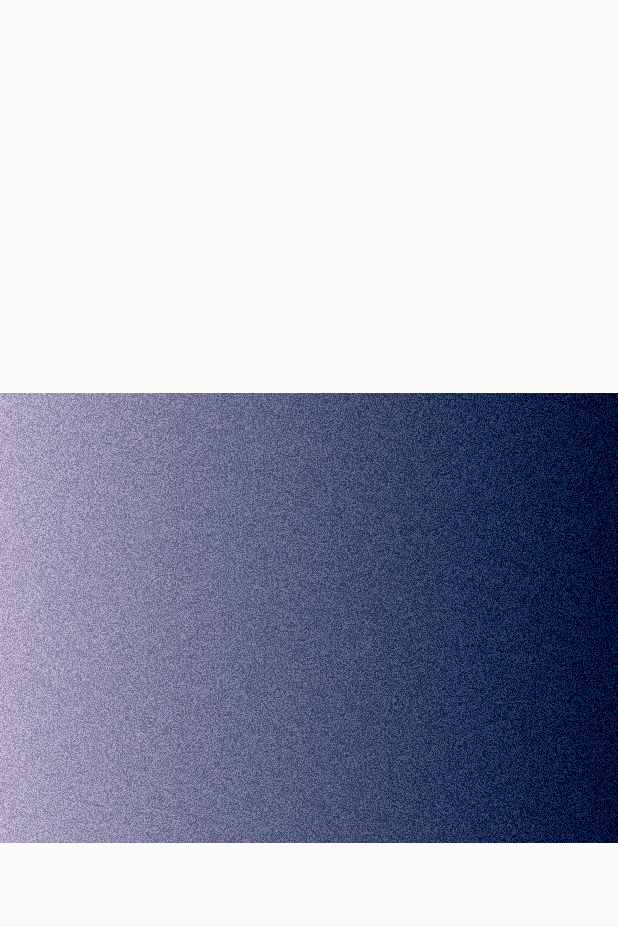
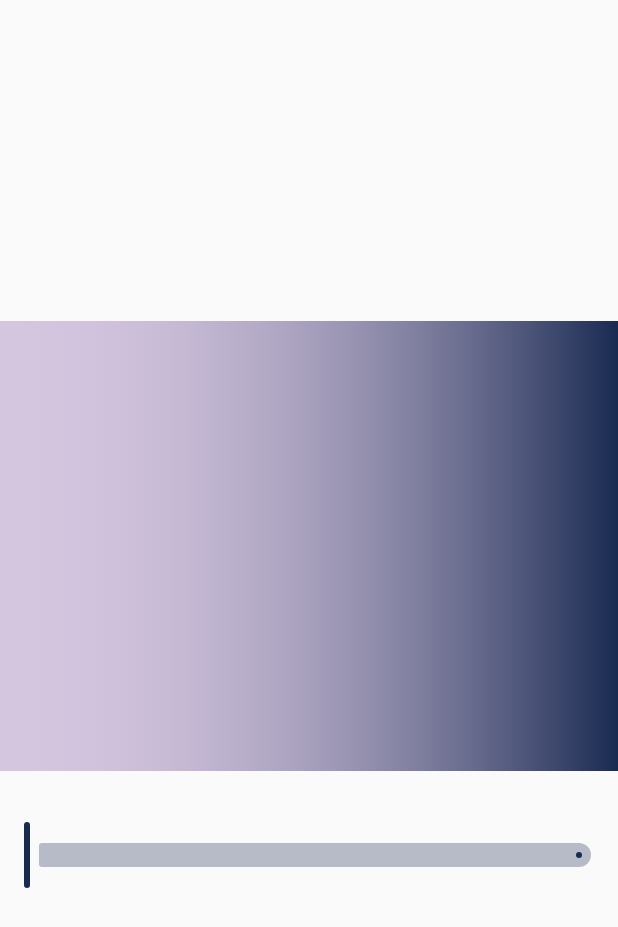
Before and after one commit to Rahkeen/ShaderPlayground, an Android app built with Jetpack Compose: the screen it shows after launch (MainActivity), on a phone screen of 412 x 824 dp. Shown: the top 927 px of the screen. Run offline under Robolectric (Android 15) with nearby library versions, the phone set to English and light mode, and no system bars.

Commit message:
Grainy Gradients with Sliders

```diff
--- a/app/src/main/java/co/rikin/shaderplayground/MainActivity.kt
+++ b/app/src/main/java/co/rikin/shaderplayground/MainActivity.kt
@@ -11,11 +11,16 @@ import androidx.compose.foundation.layout.Column
 import androidx.compose.foundation.layout.fillMaxSize
 import androidx.compose.foundation.layout.fillMaxWidth
 import androidx.compose.foundation.layout.height
+import androidx.compose.foundation.layout.padding
+import androidx.compose.material3.Slider
+import androidx.compose.material3.SliderDefaults
 import androidx.compose.runtime.Composable
 import androidx.compose.runtime.LaunchedEffect
 import androidx.compose.runtime.State
+import androidx.compose.runtime.getValue
 import androidx.compose.runtime.mutableStateOf
 import androidx.compose.runtime.remember
+import androidx.compose.runtime.setValue
 import androidx.compose.runtime.withFrameMillis
 import androidx.compose.ui.Alignment
 import androidx.compose.ui.Modifier
@@ -27,6 +32,7 @@ import androidx.compose.ui.input.pointer.changedToUp
 import androidx.compose.ui.input.pointer.pointerInput
 import androidx.compose.ui.unit.dp
 import androidx.core.view.WindowCompat
+import co.rikin.shaderplayground.ui.theme.DarkBlue
 import co.rikin.shaderplayground.ui.theme.ShaderPlaygroundTheme
 
 const val ShaderCode = """
@@ -34,17 +40,7 @@ uniform shader composable;
 uniform float2 iResolution;
 uniform float iTime;
 uniform float2 iPointer;
-
-half4 gradient(float2 fragCoord) {
-    float2 uv = fragCoord.xy / iResolution;
-    return half4(uv.x, uv.y, 0.0, 1.0);
-}
-
-half4 pointer(float2 fragCoord) {
-    float2 normPointer = iPointer / iResolution;
-    float2 center = normPointer;
-    return half4(center.x, center.y, 0.0, 1.0);
-}
+uniform float chaos;
 
 float plot(float2 st) {
     return smoothstep(0.02, 0.0, abs(st.y - st.x));
@@ -54,39 +50,21 @@ float plot(float2 uv, float on) {
     return smoothstep(on-0.01, on, uv.y) - smoothstep(on, on+0.01, uv.y);
 }
 
-half4 shapingPractice(float2 fragCoord) {
-    float pi = 3.1415926;
-    float2 uv = fragCoord.xy/iResolution;
-    //x -> (0, 1) to (-1, 1)
-    //y -> (0, 1) to (0, 1)
-    float slope = (1.0 - -1.0) / (1 - 0); // 2.0
-    uv.x = -1.0 + slope * uv.x;
-    uv.y = 1 - uv.y;
-    // function for plotting x on the y axis
-    float y = 1 - pow(abs(sin(pi * uv.x / 2.0)), 0.5);
-    float3 color = float3(y);
-
-    float pct = plot(uv, y);
-    // plot returns 1.0 when point is on the line, 0 otherwise, so it draws a green line
-    color = (1.0-pct)*color+pct*float3(0.0,1.0,0.0);
-
-	  return half4(color, 1.0);
-}
-
 float3 colorA = vec3(0.83529, 0.77647, 0.87843); // yellow ish
 float3 colorB = vec3(0.09804, 0.16471, 0.31765); // blue ish
+float pi = 3.1415926;
 
 float random(float2 st) {
-    return fract(sin(dot(st.xy, float2(12.9898,78.233))) * 43758.5453123);
+    return fract(sin(dot(st.xy, float2(1.9898,78.233))) * 43758.5453123);
 }
 
 half4 colorPractice(float2 fragCoord) {
     float2 uv = fragCoord.xy / iResolution;
     float3 color = float3(0.0);
     float noise = random(uv);
-    float noiseX = uv.x + noise * 0.4;
+    float noiseX = uv.x + noise * chaos;
 
-    float3 pct = float3(noiseX);
+    float3 pct = float3(pow(noiseX, 2.0));
     color = mix(colorA, colorB, pct);
 
     return half4(color, 1.0);
@@ -111,6 +89,7 @@ class MainActivity : ComponentActivity() {
           verticalArrangement = Arrangement.spacedBy(16.dp, Alignment.CenterVertically),
           horizontalAlignment = Alignment.CenterHorizontally
         ) {
+          var chaos by remember { mutableStateOf(0.0f) }
           SimpleSketchWithCache(
             modifier = Modifier
               .fillMaxWidth()
@@ -142,6 +121,10 @@ class MainActivity : ComponentActivity() {
                 "iTime",
                 time.value
               )
+              shader.setFloatUniform(
+                "chaos",
+                chaos
+              )
               drawRect(
                 brush = ShaderBrush(
                   shader = shader,
@@ -149,6 +132,16 @@ class MainActivity : ComponentActivity() {
               )
             }
           }
+          Slider(
+            modifier = Modifier.padding(16.dp),
+            colors = SliderDefaults.colors(
+              thumbColor = DarkBlue,
+              activeTrackColor = DarkBlue,
+              inactiveTrackColor = DarkBlue.copy(alpha = 0.3f),
+            ),
+            value = chaos,
+            onValueChange = { chaos = it }
+          )
         }
       }
     }
--- a/app/src/main/java/co/rikin/shaderplayground/ui/theme/Color.kt
+++ b/app/src/main/java/co/rikin/shaderplayground/ui/theme/Color.kt
@@ -9,3 +9,6 @@ val Pink80 = Color(0xFFEFB8C8)
 val Purple40 = Color(0xFF6650a4)
 val PurpleGrey40 = Color(0xFF625b71)
 val Pink40 = Color(0xFF7D5260)
+
+val Lavender = Color(0xFFD5C6E0)
+val DarkBlue = Color(0xFF192A51)
```
